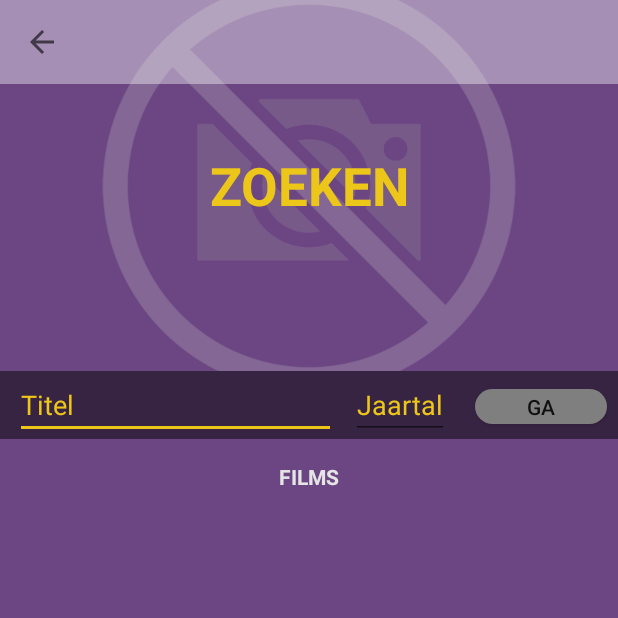
After one commit to brentvermolen/Films, an Android app: the NieuweZoekenActivity screen opened directly, with no data from a screen before it, on a phone screen of 412 x 824 dp, the top half of it. The commit adds this screen. Run offline under Robolectric (Android 15) with nearby library versions, the phone set to English and light mode, and no system bars.

Commit message:
Start om nieuwe films toe te voegen

```diff
--- /dev/null
+++ b/app/src/main/java/com/example/brent/films/NieuweZoekenActivity.java
@@ -0,0 +1,36 @@
+package com.example.brent.films;
+
+import android.graphics.Color;
+import android.support.v7.app.AppCompatActivity;
+import android.os.Bundle;
+import android.support.v7.widget.Toolbar;
+
+public class NieuweZoekenActivity extends AppCompatActivity {
+
+    Toolbar mToolbar;
+
+    @Override
+    protected void onCreate(Bundle savedInstanceState) {
+        super.onCreate(savedInstanceState);
+        setContentView(R.layout.activity_nieuwe_zoeken);
+
+        setTitle("");
+
+        mToolbar = findViewById(R.id.my_toolbar);
+        setSupportActionBar(mToolbar);
+        mToolbar.setBackgroundColor(Color.argb(100,255,255,255));
+        getSupportActionBar().setDisplayHomeAsUpEnabled(true);
+        getSupportActionBar().setDisplayShowHomeEnabled(true);
+
+        initViews();
+        handleEvents();
+    }
+
+    private void initViews() {
+
+    }
+
+    private void handleEvents() {
+
+    }
+}
--- a/app/src/main/java/com/example/brent/films/ZoekenActivity.java
+++ b/app/src/main/java/com/example/brent/films/ZoekenActivity.java
@@ -162,6 +162,8 @@ public class ZoekenActivity extends AppCompatActivity {
                     llZoekenFilms.setVisibility(View.VISIBLE);
                 }
                 break;
+            case R.id.action_nieuwe_zoeken:
+                //TODO
             case 16908332:
                 onBackPressed();
                 break;
--- /dev/null
+++ b/app/src/main/res/layout/activity_nieuwe_zoeken.xml
@@ -0,0 +1,114 @@
+<?xml version="1.0" encoding="utf-8"?>
+<LinearLayout xmlns:android="http://schemas.android.com/apk/res/android"
+    xmlns:app="http://schemas.android.com/apk/res-auto"
+    android:layout_width="match_parent"
+    android:layout_height="match_parent"
+    xmlns:tools="http://schemas.android.com/tools"
+    tools:context=".HomeActivity"
+    android:orientation="vertical"
+    android:weightSum="10"
+    android:background="@color/colorPrimary">
+
+    <RelativeLayout
+        android:layout_width="match_parent"
+        android:layout_height="match_parent"
+        android:layout_weight="7">
+
+        <ImageView
+            android:id="@+id/imgRandHeader"
+            android:layout_width="match_parent"
+            android:layout_height="match_parent"
+            android:scaleType="centerCrop"
+            android:src="@drawable/no_image"/>
+
+        <View
+            android:layout_width="match_parent"
+            android:layout_height="match_parent"
+            android:background="@color/colorPrimary"
+            android:alpha="0.75" />
+
+        <TextView
+            android:layout_width="match_parent"
+            android:layout_height="wrap_content"
+            android:textSize="35dp"
+            android:textStyle="bold"
+            android:textAlignment="center"
+            android:layout_centerInParent="true"
+            android:textColor="@color/colorAccent"
+            android:text="Zoeken"
+            android:textAllCaps="true"/>
+
+        <include
+            android:id="@+id/my_toolbar"
+            layout="@layout/toolbar" />
+
+    </RelativeLayout>
+
+    <LinearLayout
+        android:layout_width="match_parent"
+        android:layout_height="match_parent"
+        android:layout_weight="3"
+        android:orientation="vertical">
+
+        <LinearLayout
+            android:layout_width="match_parent"
+            android:layout_height="wrap_content"
+            android:background="@color/colorPrimaryDark"
+            android:orientation="horizontal">
+
+            <EditText
+                android:id="@+id/txtZoeken"
+                android:layout_width="match_parent"
+                android:layout_height="wrap_content"
+                android:layout_marginLeft="10dp"
+                android:layout_marginRight="10dp"
+                android:textColor="@color/colorAccent"
+                android:textColorHint="@color/colorAccent"
+                android:hint="Titel"
+                android:layout_weight="1"/>
+
+            <EditText
+                android:id="@+id/txtJaartal"
+                android:layout_width="wrap_content"
+                android:layout_height="wrap_content"
+                android:textColor="@color/colorAccent"
+                android:textColorHint="@color/colorAccent"
+                android:hint="Jaartal"
+                android:layout_marginRight="10dp"
+                android:inputType="number"
+                android:maxLength="4"/>
+
+            <Button
+                android:id="@+id/btnZoek"
+                android:layout_width="wrap_content"
+                android:layout_height="wrap_content"
+                android:text="GA"
+                style="@style/btnTagFilmDetail"/>
+
+        </LinearLayout>
+
+        <LinearLayout
+            android:layout_width="match_parent"
+            android:layout_height="match_parent"
+            android:orientation="horizontal"
+            android:gravity="center|top"
+            android:layout_margin="15dp">
+
+            <TextView
+                android:layout_width="match_parent"
+                android:layout_height="wrap_content"
+                android:textAlignment="center"
+                android:textAllCaps="true"
+                android:text="Films"
+                android:textStyle="bold"
+                android:textColor="#e5e5e5"/>
+
+            <ListView
+                android:id="@+id/lstResultaten"
+                android:layout_width="match_parent"
+                android:layout_height="match_parent"></ListView>
+            </LinearLayout>
+
+    </LinearLayout>
+
+</LinearLayout>
```
Also changed, not shown: app/src/main/AndroidManifest.xml (+16 -7 lines), app/src/main/java/com/example/brent/films/Class/NieuweZoekenAdapter.java (added, +122 -0 lines), app/src/main/res/drawable/ic_add.xml (added, +9 -0 lines), app/src/main/res/drawable/ic_request.xml (added, +9 -0 lines), app/src/main/res/layout/lst_nieuw_zoeken_item.xml (added, +106 -0 lines), app/src/main/res/menu/menu_zoeken.xml (+7 -0 lines).
